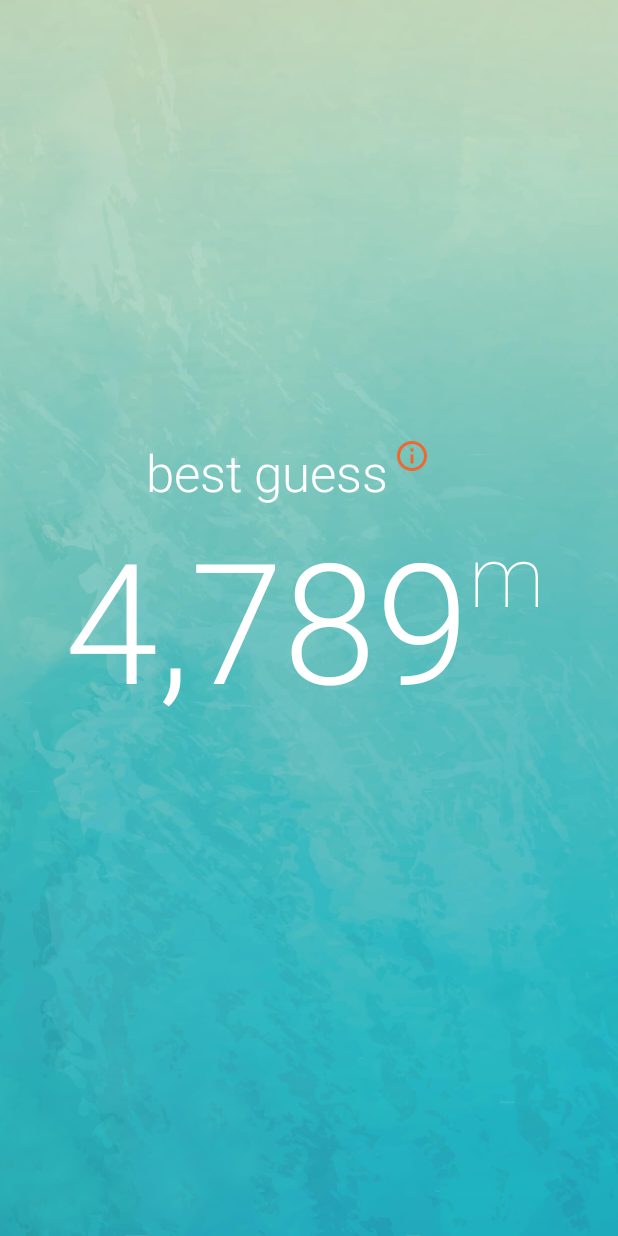
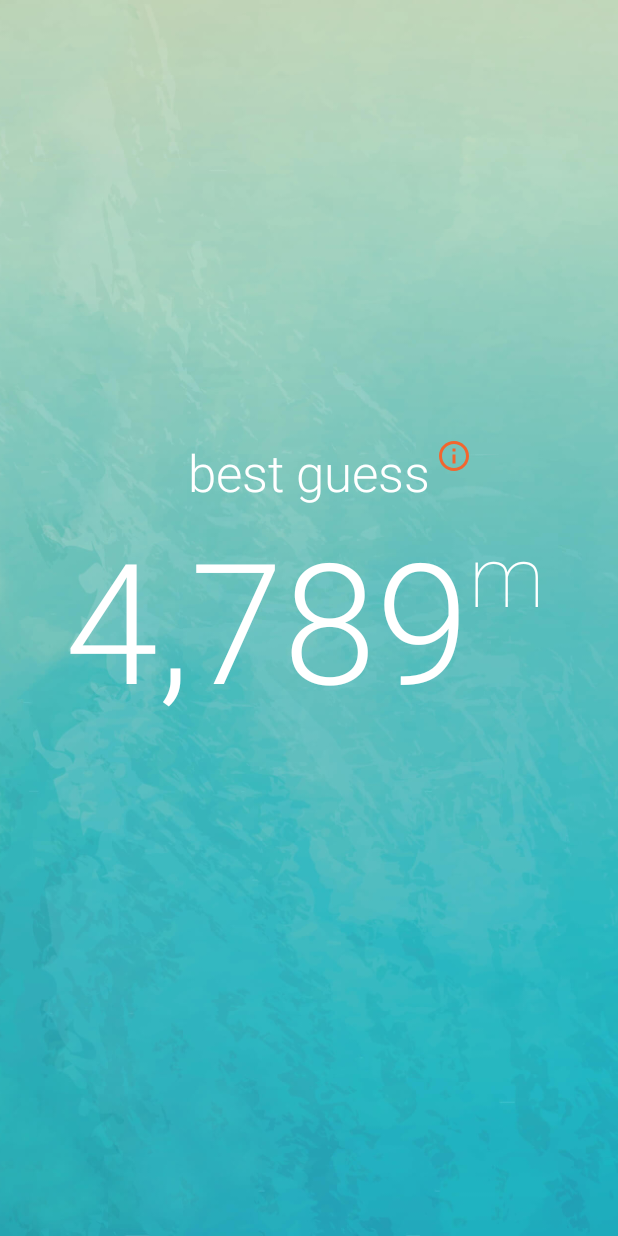
Before and after one commit to ktchernov/apex-elevation, an Android app: the layout activity_elevation.xml on its own in the app's theme, with its tools: preview values and no code run, on a phone screen of 412 x 824 dp. Run offline under Robolectric (Android 15) with nearby library versions, the phone set to English and light mode, and no system bars.

Commit message:
Layout tidy up

```diff
--- a/app/src/main/res/layout/activity_elevation.xml
+++ b/app/src/main/res/layout/activity_elevation.xml
@@ -40,7 +40,6 @@
 			app:layout_constraintBottom_toTopOf="@+id/elevation_text_view"
 			android:visibility="gone"
 			tools:visibility="visible"
-			android:layout_marginEnd="56dp"
 			app:layout_constraintRight_toRightOf="parent"
 			app:layout_constraintLeft_toLeftOf="parent"/>
 
```
